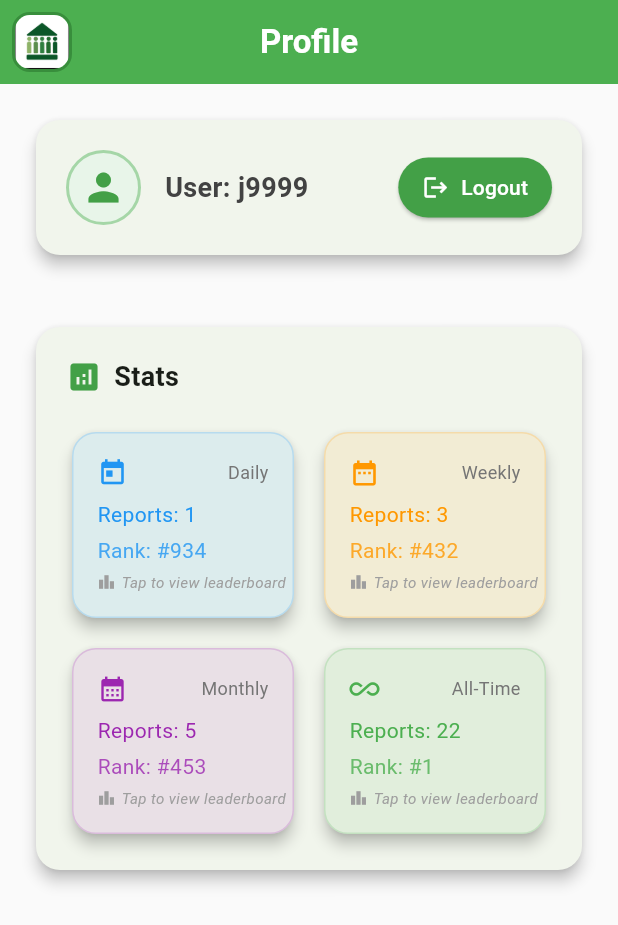
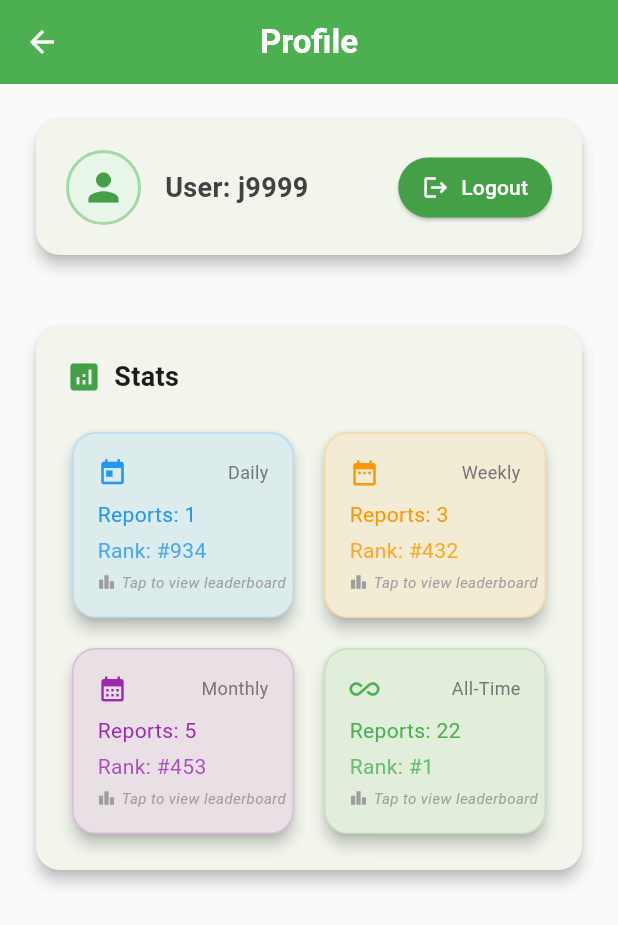
Before and after one commit to cycle4passion/StudySpacesApp, a Flutter app: the ProfileScreen screen opened directly with empty values, on a phone screen of 412 x 824 dp. Shown: the top 925 px of the screen. Run offline on Flutter 3.47's test engine with Material 3 defaults, Android fonts, the light colour scheme and no system bars; our stand-ins replace geolocator, permission_handler, shared_preferences, webview_flutter; accounts and stored records are empty.

Commit message:
back button to profile

```diff
--- a/lib/screens/profile_screen.dart
+++ b/lib/screens/profile_screen.dart
@@ -336,26 +336,9 @@ class _ProfileScreenState extends State<ProfileScreen> {
     return Scaffold(
       backgroundColor: Colors.grey.shade50,
       appBar: AppBar(
-        leading: Padding(
-          padding: const EdgeInsets.all(8.0),
-          child: GestureDetector(
-            onTap: widget.onHomePressed,
-            child: Container(
-              decoration: BoxDecoration(
-                borderRadius: BorderRadius.circular(12.0),
-                border: Border.all(color: Colors.green.shade700, width: 2.0),
-              ),
-              child: ClipRRect(
-                borderRadius: BorderRadius.circular(10.0),
-                child: Image.asset(
-                  'assets/icon/icon.png',
-                  width: 32,
-                  height: 32,
-                  fit: BoxFit.cover,
-                ),
-              ),
-            ),
-          ),
+        leading: IconButton(
+          icon: const Icon(Icons.arrow_back, color: Colors.white),
+          onPressed: widget.onHomePressed,
         ),
         title: const Text(
           'Profile',
```
